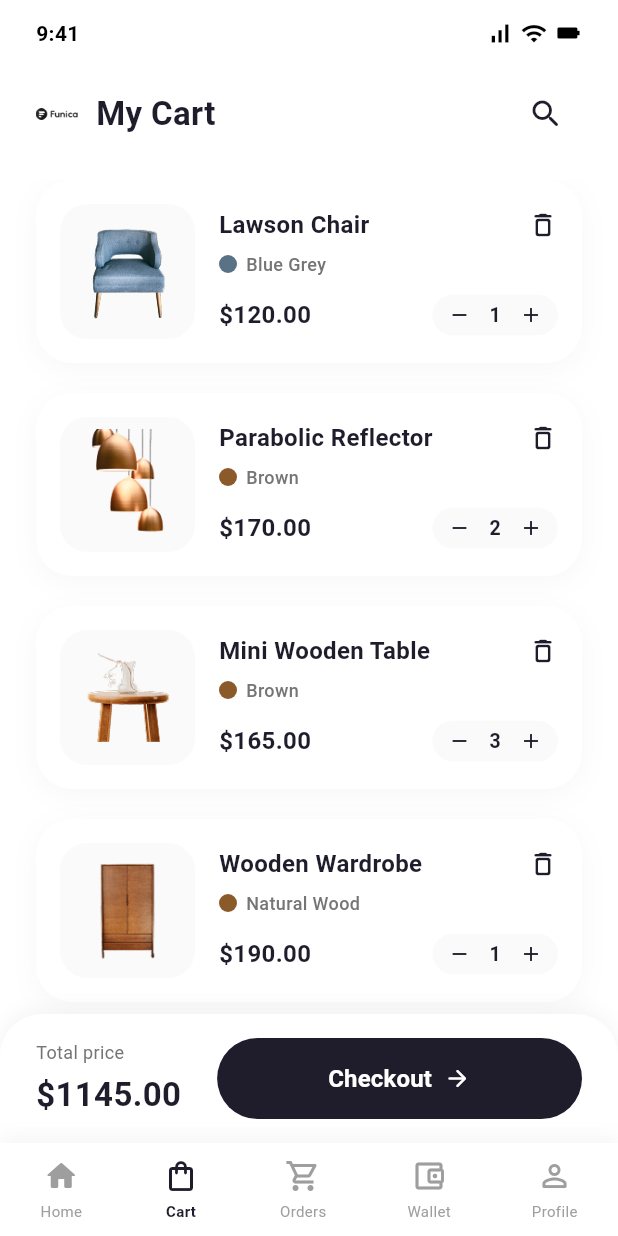
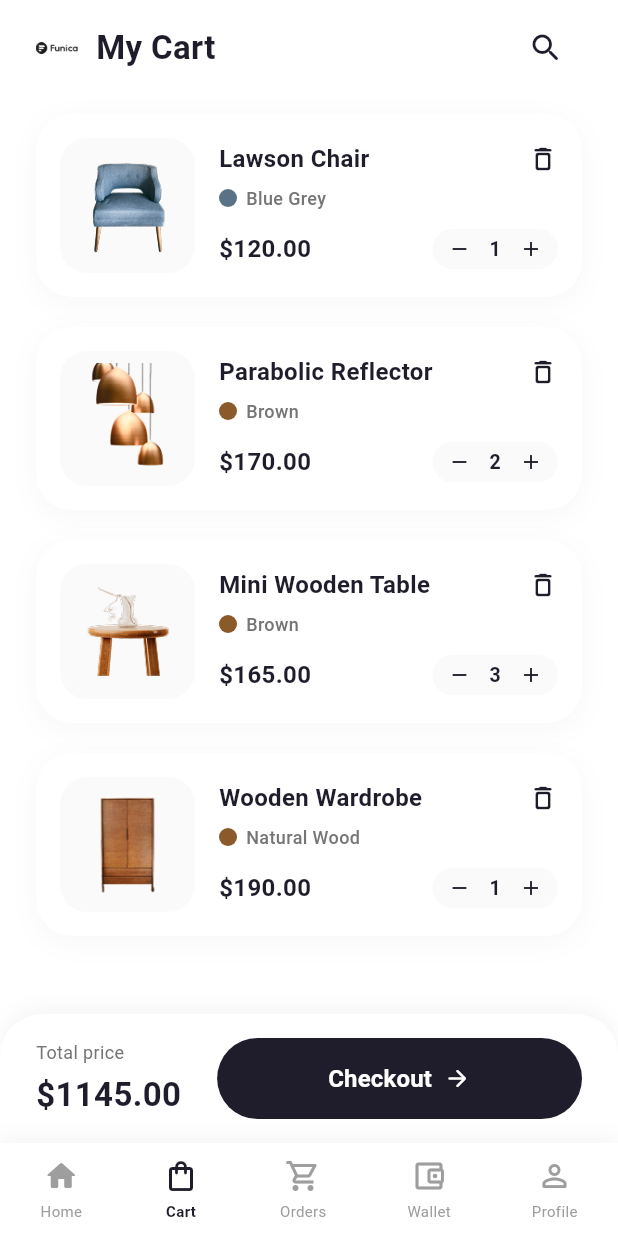
Before and after one commit to teddyirwn/funica, a Flutter app: the MyCartScreen screen opened directly, on a phone screen of 412 x 824 dp. Run offline on Flutter 3.47's test engine with Material 3 defaults, Android fonts, the phone set to English and light mode, and no system bars; our stand-ins replace flutter_svg.

Commit message:
bagian teddy

```diff
--- a/lib/presentation/pages/cart/my_cart_screen.dart
+++ b/lib/presentation/pages/cart/my_cart_screen.dart
@@ -320,42 +320,6 @@ class _MyCartScreenState extends State<MyCartScreen> {
         child: Column(
           children: [
             // STATUS BAR MANUAL
-            Padding(
-              padding: const EdgeInsets.symmetric(horizontal: 24, vertical: 12),
-              child: Row(
-                mainAxisAlignment: MainAxisAlignment.spaceBetween,
-                children: [
-                  const Text(
-                    '9:41',
-                    style: TextStyle(
-                      fontSize: 14,
-                      fontWeight: FontWeight.w600,
-                      color: Colors.black,
-                    ),
-                  ),
-                  Row(
-                    children: [
-                      const Icon(
-                        Icons.signal_cellular_alt,
-                        size: 18,
-                        color: Colors.black,
-                      ),
-                      const SizedBox(width: 5),
-                      const Icon(Icons.wifi, size: 18, color: Colors.black),
-                      const SizedBox(width: 5),
-                      Transform.rotate(
-                        angle: math.pi / 2,
-                        child: const Icon(
-                          Icons.battery_full,
-                          size: 18,
-                          color: Colors.black,
-                        ),
-                      ),
-                    ],
-                  ),
-                ],
-              ),
-            ),
 
             // APP BAR (LOGO / MENU ICON, TITLE, SEARCH ICON)
             Padding(
@@ -684,7 +648,7 @@ class _MyCartScreenState extends State<MyCartScreen> {
           ],
         ),
       ),
-    bottomNavigationBar: const CustomBottomNavigationBar(selectedIndex: 1),
+      bottomNavigationBar: const CustomBottomNavigationBar(selectedIndex: 1),
     );
   }
 }
--- a/lib/presentation/pages/eWallet/eWallet_page.dart
+++ b/lib/presentation/pages/eWallet/eWallet_page.dart
@@ -12,8 +12,7 @@ class EwalletPage extends StatelessWidget {
 
   @override
   Widget build(BuildContext context) {
-    return SafeArea(
-      child: Scaffold(
+    return Scaffold(
       appBar: AppBarWidget(
         title: "E-Wallet",
         action: [
@@ -84,7 +83,6 @@ class EwalletPage extends StatelessWidget {
         ),
       ),
       bottomNavigationBar: const CustomBottomNavigationBar(selectedIndex: 3),
-      ),
     );
   }
 }
--- a/lib/presentation/pages/order/order_page.dart
+++ b/lib/presentation/pages/order/order_page.dart
@@ -9,8 +9,7 @@ class OrderPage extends StatelessWidget {
 
   @override
   Widget build(BuildContext context) {
-    return SafeArea(
-      child: Scaffold(
+    return Scaffold(
       appBar: AppBarWidget(
         title: "My Orders",
         action: [
@@ -40,7 +39,6 @@ class OrderPage extends StatelessWidget {
         child: Column(children: [SizedBox(height: 24), Activeorderstab()]),
       ),
       bottomNavigationBar: const CustomBottomNavigationBar(selectedIndex: 2),
-      ),
     );
   }
 }
```
Also changed, not shown: lib/presentation/pages/home_dashboard_screen.dart (+0 -38 lines). Lines whose indentation alone changed are shown as unchanged.
